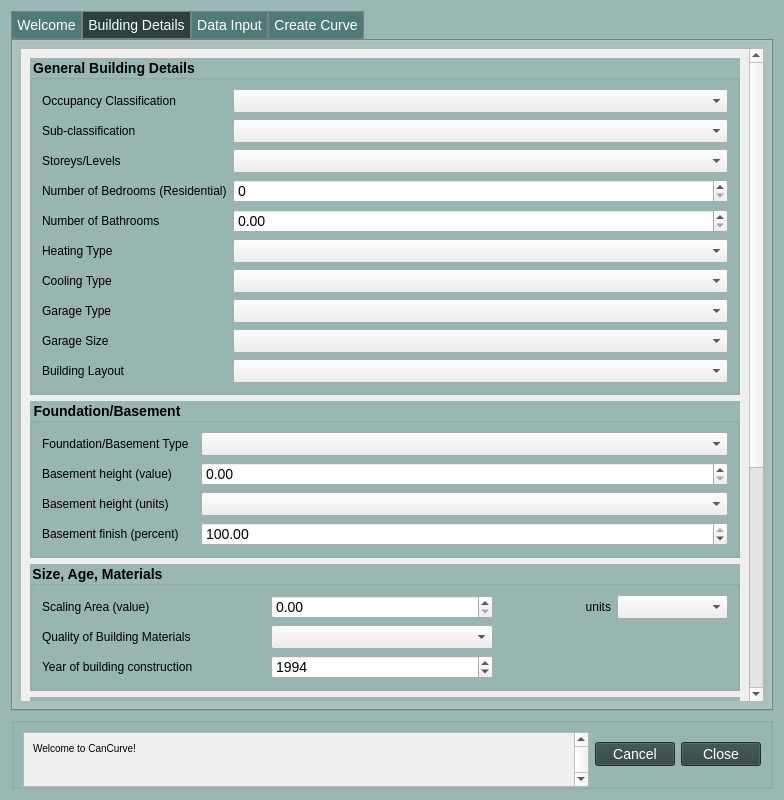
The window that cancurve/bldgs/cc_bldgs_dialog.ui (NRCan/CanCurve) describes before a commit, drawn with Qt 5.
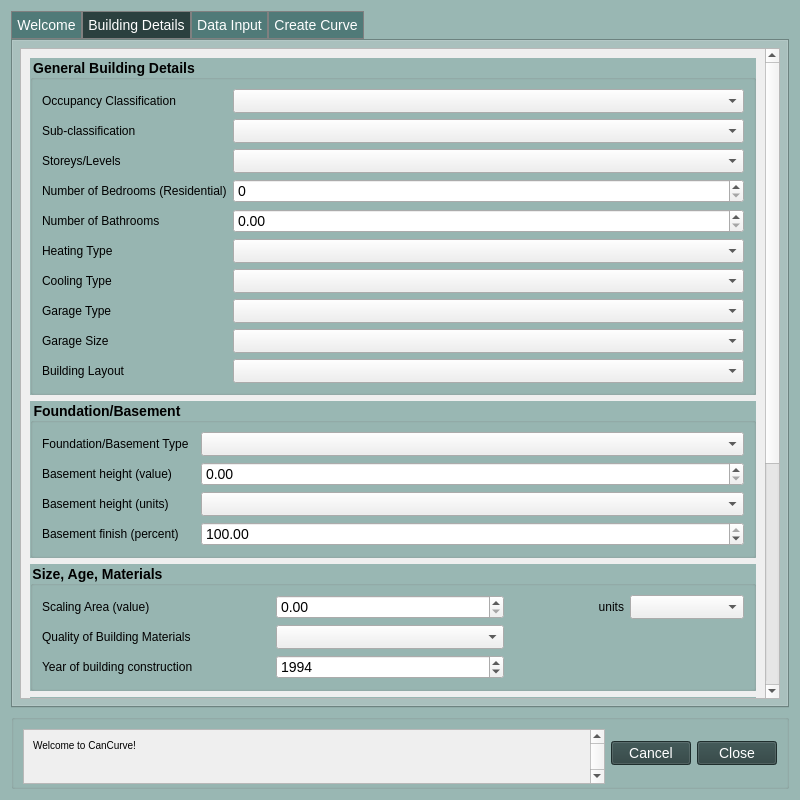
The same window after the commit. The open tabs and pages were chosen to show the change. Icons and pictures are not drawn.

Patch:
```diff
--- a/cancurve/bldgs/cc_bldgs_dialog.ui
+++ b/cancurve/bldgs/cc_bldgs_dialog.ui
@@ -6,7 +6,7 @@
    <rect>
     <x>0</x>
     <y>0</y>
-    <width>784</width>
+    <width>800</width>
     <height>800</height>
    </rect>
   </property>
@@ -219,8 +219,8 @@
           <property name="geometry">
            <rect>
             <x>0</x>
-            <y>-118</y>
-            <width>729</width>
+            <y>0</y>
+            <width>745</width>
             <height>949</height>
            </rect>
           </property>
@@ -1592,7 +1592,7 @@
         <item>
          <widget class="QScrollArea" name="scrollArea_2">
           <property name="sizePolicy">
-           <sizepolicy hsizetype="Expanding" vsizetype="Fixed">
+           <sizepolicy hsizetype="Expanding" vsizetype="Expanding">
             <horstretch>0</horstretch>
             <verstretch>0</verstretch>
            </sizepolicy>
@@ -1617,12 +1617,12 @@
             <rect>
              <x>0</x>
              <y>0</y>
-             <width>578</width>
-             <height>55</height>
+             <width>577</width>
+             <height>68</height>
             </rect>
            </property>
            <property name="sizePolicy">
-            <sizepolicy hsizetype="Preferred" vsizetype="Fixed">
+            <sizepolicy hsizetype="Preferred" vsizetype="Expanding">
              <horstretch>0</horstretch>
              <verstretch>0</verstretch>
             </sizepolicy>
@@ -1636,21 +1636,21 @@
            <property name="maximumSize">
             <size>
              <width>16777215</width>
-             <height>55</height>
+             <height>100</height>
             </size>
            </property>
            <layout class="QVBoxLayout" name="verticalLayout_18">
             <item>
              <widget class="QLabel" name="progressText">
               <property name="sizePolicy">
-               <sizepolicy hsizetype="Expanding" vsizetype="Expanding">
+               <sizepolicy hsizetype="Preferred" vsizetype="Expanding">
                 <horstretch>0</horstretch>
                 <verstretch>0</verstretch>
                </sizepolicy>
               </property>
               <property name="minimumSize">
                <size>
-                <width>0</width>
+                <width>500</width>
                 <height>50</height>
                </size>
               </property>
```
Left out of the diff: 2 changed lines with no effect on the pictures.
